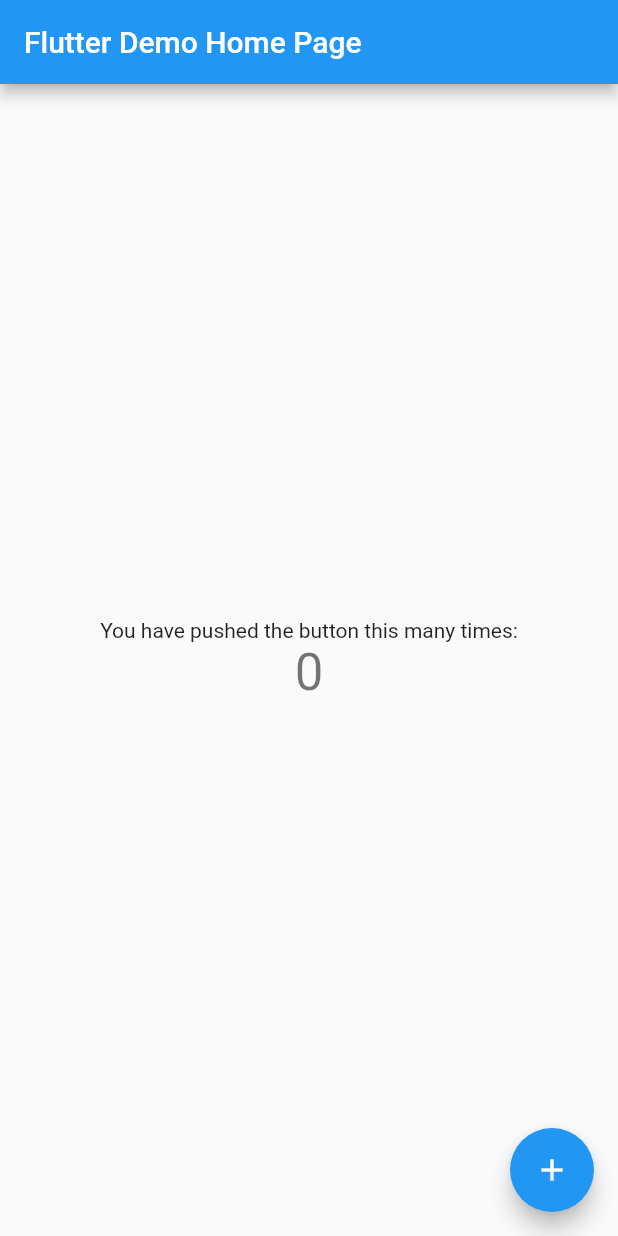
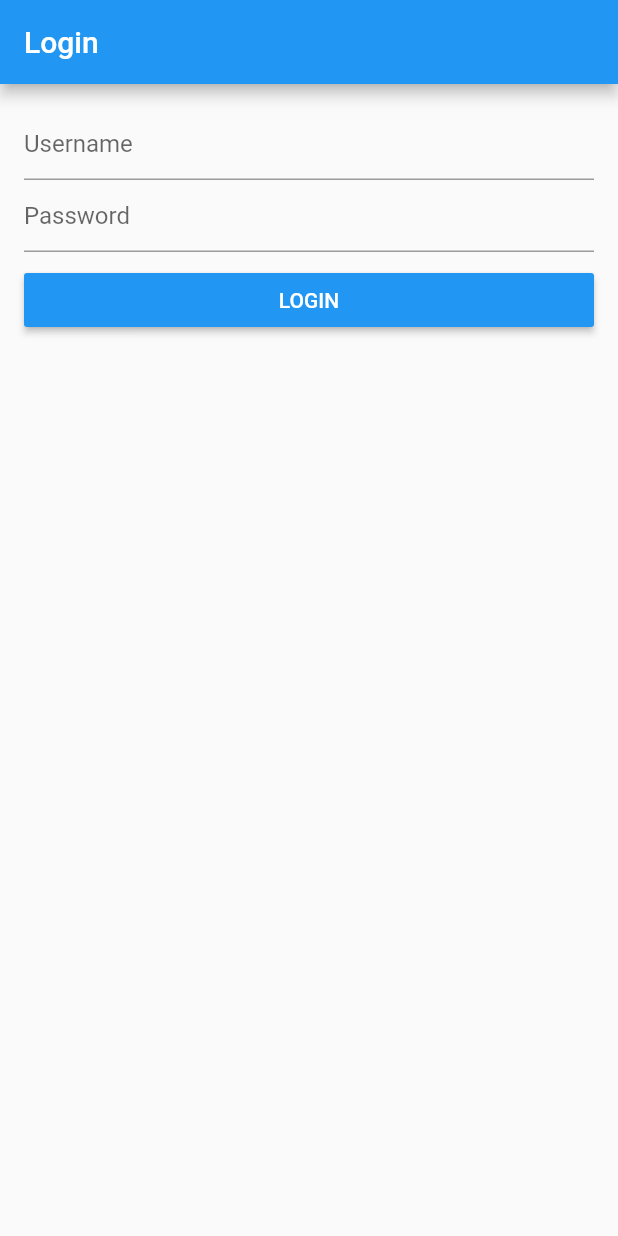
Before and after one commit to CoderJava/flutter-login-cubit-bloc, a Flutter app: the screen it shows after launch, on a phone screen of 412 x 824 dp. Run offline on Flutter 3.47's test engine with Material 2 defaults, Android fonts, the light colour scheme and no system bars; our stand-ins replace equatable, flutter_bloc.

Commit message:
Create example login cubit

```diff
--- /dev/null
+++ b/lib/login_cubit.dart
@@ -0,0 +1,16 @@
+import 'package:flutter_bloc/flutter_bloc.dart';
+import 'package:flutter_login_cubit_bloc/login_state.dart';
+
+class LoginCubit extends Cubit<LoginState> {
+  LoginCubit() : super(InitialLoginState());
+
+  void login(String username, String password) async {
+    emit(LoadingLoginState());
+    await Future.delayed(Duration(seconds: 3));
+    if (username == 'admin' && password == 'admin') {
+      emit(SuccessLoginState());
+    } else {
+      emit(FailureLoginState('Login failure'));
+    }
+  }
+}
--- /dev/null
+++ b/lib/login_state.dart
@@ -0,0 +1,26 @@
+import 'package:equatable/equatable.dart';
+
+class LoginState extends Equatable {
+  @override
+  List<Object> get props => [];
+}
+
+class InitialLoginState extends LoginState {}
+
+class LoadingLoginState extends LoginState {}
+
+class FailureLoginState extends LoginState {
+  final String errorMessage;
+
+  FailureLoginState(this.errorMessage);
+
+  @override
+  List<Object> get props => [errorMessage];
+
+  @override
+  String toString() {
+    return 'FailureLoginState{errorMessage: $errorMessage}';
+  }
+}
+
+class SuccessLoginState extends LoginState {}
--- a/lib/main.dart
+++ b/lib/main.dart
@@ -1,113 +1,122 @@
+
 import 'package:flutter/material.dart';
+import 'package:flutter_bloc/flutter_bloc.dart';
+import 'package:flutter_login_cubit_bloc/login_state.dart';
 
-void main() {
-  runApp(MyApp());
-}
+import 'login_cubit.dart';
 
-class MyApp extends StatelessWidget {
-  // This widget is the root of your application.
+void main() => runApp(App());
+
+class App extends StatelessWidget {
   @override
   Widget build(BuildContext context) {
     return MaterialApp(
-      title: 'Flutter Demo',
-      theme: ThemeData(
-        // This is the theme of your application.
-        //
-        // Try running your application with "flutter run". You'll see the
-        // application has a blue toolbar. Then, without quitting the app, try
-        // changing the primarySwatch below to Colors.green and then invoke
-        // "hot reload" (press "r" in the console where you ran "flutter run",
-        // or simply save your changes to "hot reload" in a Flutter IDE).
-        // Notice that the counter didn't reset back to zero; the application
-        // is not restarted.
-        primarySwatch: Colors.blue,
-      ),
-      home: MyHomePage(title: 'Flutter Demo Home Page'),
+      home: HomePage(),
     );
   }
 }
 
-class MyHomePage extends StatefulWidget {
-  MyHomePage({Key key, this.title}) : super(key: key);
-
-  // This widget is the home page of your application. It is stateful, meaning
-  // that it has a State object (defined below) that contains fields that affect
-  // how it looks.
-
-  // This class is the configuration for the state. It holds the values (in this
-  // case the title) provided by the parent (in this case the App widget) and
-  // used by the build method of the State. Fields in a Widget subclass are
-  // always marked "final".
-
-  final String title;
-
-  @override
-  _MyHomePageState createState() => _MyHomePageState();
-}
-
-class _MyHomePageState extends State<MyHomePage> {
-  int _counter = 0;
-
-  void _incrementCounter() {
-    setState(() {
-      // This call to setState tells the Flutter framework that something has
-      // changed in this State, which causes it to rerun the build method below
-      // so that the display can reflect the updated values. If we changed
-      // _counter without calling setState(), then the build method would not be
-      // called again, and so nothing would appear to happen.
-      _counter++;
-    });
-  }
+class HomePage extends StatelessWidget {
+  final scaffoldState = GlobalKey<ScaffoldState>();
+  final formState = GlobalKey<FormState>();
+  final controllerUsername = TextEditingController();
+  final controllerPassword = TextEditingController();
+  final loginCubit = LoginCubit();
 
   @override
   Widget build(BuildContext context) {
-    // This method is rerun every time setState is called, for instance as done
-    // by the _incrementCounter method above.
-    //
-    // The Flutter framework has been optimized to make rerunning build methods
-    // fast, so that you can just rebuild anything that needs updating rather
-    // than having to individually change instances of widgets.
     return Scaffold(
+      key: scaffoldState,
       appBar: AppBar(
-        // Here we take the value from the MyHomePage object that was created by
-        // the App.build method, and use it to set our appbar title.
-        title: Text(widget.title),
+        title: Text('Login'),
       ),
-      body: Center(
-        // Center is a layout widget. It takes a single child and positions it
-        // in the middle of the parent.
-        child: Column(
-          // Column is also a layout widget. It takes a list of children and
-          // arranges them vertically. By default, it sizes itself to fit its
-          // children horizontally, and tries to be as tall as its parent.
-          //
-          // Invoke "debug painting" (press "p" in the console, choose the
-          // "Toggle Debug Paint" action from the Flutter Inspector in Android
-          // Studio, or the "Toggle Debug Paint" command in Visual Studio Code)
-          // to see the wireframe for each widget.
-          //
-          // Column has various properties to control how it sizes itself and
-          // how it positions its children. Here we use mainAxisAlignment to
-          // center the children vertically; the main axis here is the vertical
-          // axis because Columns are vertical (the cross axis would be
-          // horizontal).
-          mainAxisAlignment: MainAxisAlignment.center,
-          children: <Widget>[
-            Text(
-              'You have pushed the button this many times:',
-            ),
-            Text(
-              '$_counter',
-              style: Theme.of(context).textTheme.headline4,
-            ),
-          ],
+      body: BlocProvider<LoginCubit>(
+        create: (context) => loginCubit,
+        child: BlocListener<LoginCubit, LoginState>(
+          listener: (context, state) {
+            if (state is FailureLoginState) {
+              scaffoldState.currentState.showSnackBar(SnackBar(content: Text(state.errorMessage)));
+            } else if (state is SuccessLoginState) {
+              Navigator.push(context, MaterialPageRoute(builder: (context) => DashboardPage()));
+            }
+          },
+          child: Stack(
+            children: [
+              Form(
+                key: formState,
+                child: Padding(
+                  padding: const EdgeInsets.all(16.0),
+                  child: Column(
+                    children: [
+                      TextFormField(
+                        controller: controllerUsername,
+                        decoration: InputDecoration(
+                          hintText: 'Username',
+                        ),
+                        validator: (value) {
+                          return value.isEmpty ? 'Username is empty' : null;
+                        },
+                      ),
+                      TextFormField(
+                        controller: controllerPassword,
+                        decoration: InputDecoration(
+                          hintText: 'Password',
+                        ),
+                        obscureText: true,
+                        validator: (value) => value.isEmpty ? 'Password is empty' : null,
+                      ),
+                      SizedBox(height: 8),
+                      SizedBox(
+                        width: double.infinity,
+                        child: RaisedButton(
+                          child: Text('LOGIN'),
+                          textColor: Colors.white,
+                          color: Colors.blue,
+                          onPressed: () {
+                            if (formState.currentState.validate()) {
+                              var username = controllerUsername.text.trim();
+                              var password = controllerPassword.text.trim();
+                              loginCubit.login(username, password);
+                            }
+                          },
+                        ),
+                      )
+                    ],
+                  ),
+                ),
+              ),
+              BlocBuilder<LoginCubit, LoginState>(
+                builder: (context, state) {
+                  if (state is LoadingLoginState) {
+                    return Container(
+                      color: Colors.black.withOpacity(.5),
+                      child: Center(
+                        child: CircularProgressIndicator(),
+                      ),
+                    );
+                  } else {
+                    return Container();
+                  }
+                }
+              ),
+            ],
+          ),
         ),
       ),
-      floatingActionButton: FloatingActionButton(
-        onPressed: _incrementCounter,
-        tooltip: 'Increment',
-        child: Icon(Icons.add),
-      ), // This trailing comma makes auto-formatting nicer for build methods.
     );
   }
 }
+
+class DashboardPage extends StatelessWidget {
+  @override
+  Widget build(BuildContext context) {
+    return Scaffold(
+      appBar: AppBar(
+        title: Text('Dashboard'),
+      ),
+      body: Center(
+        child: Text('Login Success'),
+      ),
+    );
+  }
+}
--- a/pubspec.yaml
+++ b/pubspec.yaml
@@ -28,6 +28,8 @@
   # The following adds the Cupertino Icons font to your application.
   # Use with the CupertinoIcons class for iOS style icons.
   cupertino_icons: ^1.0.0
+  flutter_bloc: ^6.1.0
+  equatable: ^1.2.5
 
 dev_dependencies:
   flutter_test:
```
Also changed, not shown: pubspec.lock.
